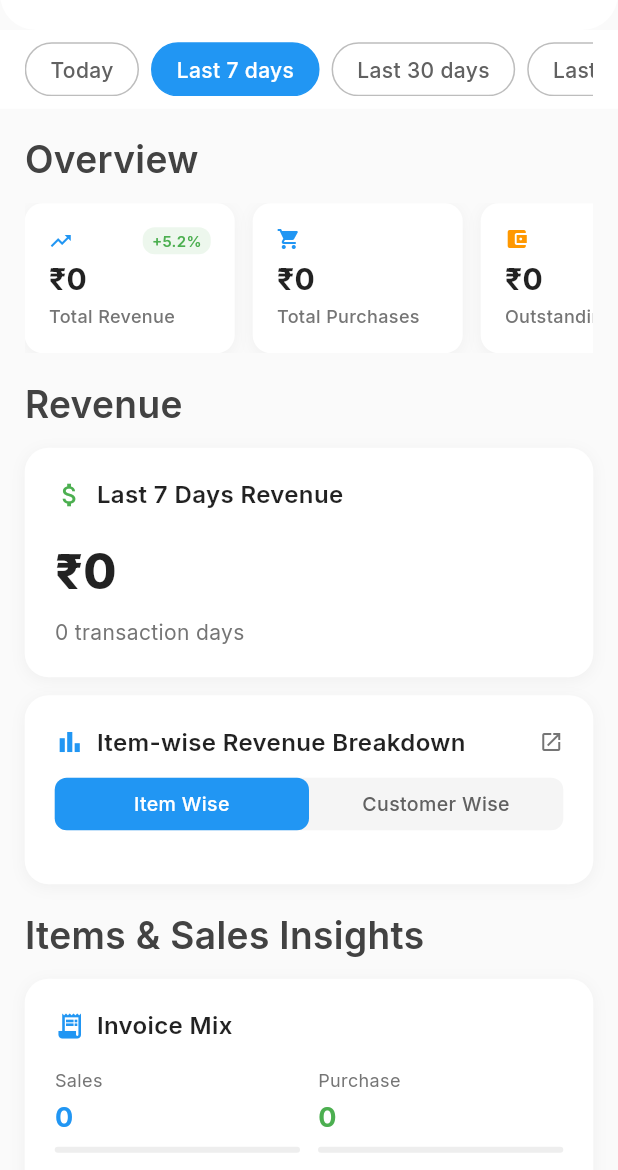
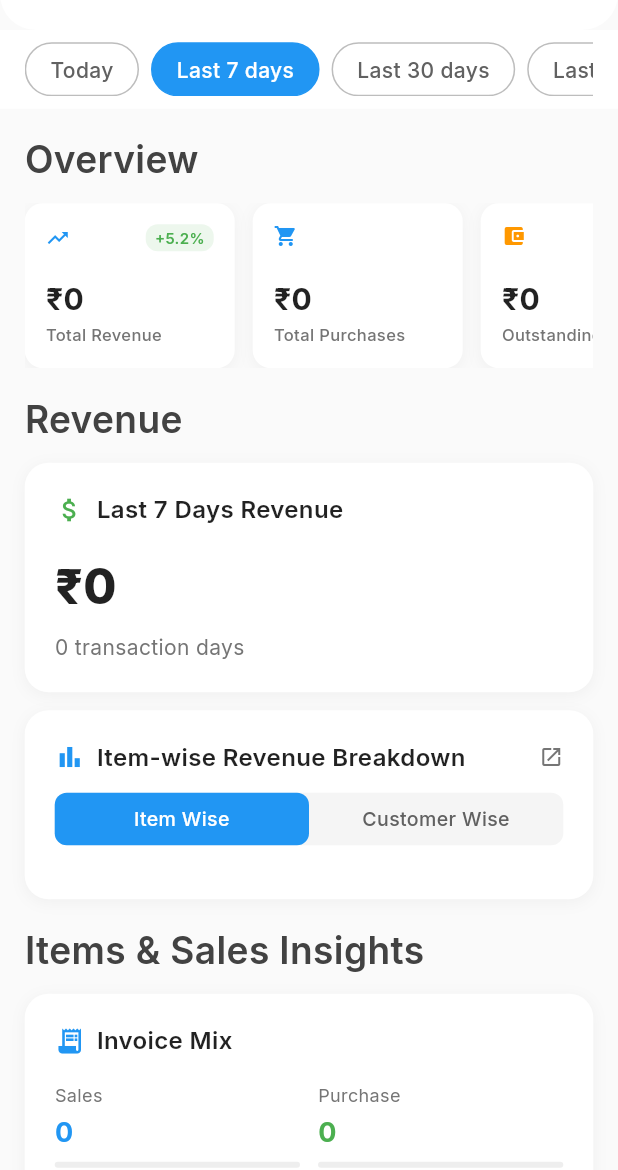
Before and after one commit to Sarthak030506/invoiceflow, a Flutter app: the AnalyticsRedesignScaffold screen opened directly, on a phone screen of 412 x 824 dp, the part 66-1236 px from its top. Run offline on Flutter 3.47's test engine with Material 3 defaults, Android fonts, the phone set to English and light mode, and no system bars; our stand-ins replace cached_network_image, cloud_firestore, contacts_service, csv, dio, file_picker and 15 more; accounts and stored records are empty.

Commit message:
fix: Resolve layout overflow in overview KPIs section
Fixed RenderFlex overflow error (13-30 pixels) in OverviewKpisSection by:
- Increased card height from 100px to 110px
- Reduced padding from 16px to 14px (saves 4px vertically)
- Replaced Spacer() widgets with MainAxisAlignment.spaceBetween for predictable spacing
- Grouped value and title texts in nested column with mainAxisSize.min
- Added maxLines and overflow handling to prevent text overflow
- Reduced title font size from 12px to 11px

This ensures all content fits within the BoxConstraints(w=108.0, h=68.0)
without overflow on smaller screens.

```diff
--- a/lib/presentation/analytics_redesign/sections/overview_kpis_section.dart
+++ b/lib/presentation/analytics_redesign/sections/overview_kpis_section.dart
@@ -35,7 +35,7 @@ class OverviewKpisSection extends StatelessWidget {
           SizedBox(height: 12),
           isLoading
               ? Container(
-                  height: 100,
+                  height: 110,
                   child: ListView(
                     scrollDirection: Axis.horizontal,
                     padding: EdgeInsets.zero,
@@ -65,7 +65,7 @@ class OverviewKpisSection extends StatelessWidget {
                 )
               : Container(
                   key: const Key('compactKpiCards'),
-                  height: 100,
+                  height: 110,
                   child: ListView(
                     scrollDirection: Axis.horizontal,
                     padding: EdgeInsets.zero,
@@ -123,7 +123,7 @@ class OverviewKpisSection extends StatelessWidget {
       onTap: onTap,
       child: Container(
         width: 140,
-        padding: const EdgeInsets.all(16),
+        padding: const EdgeInsets.all(14),
         decoration: BoxDecoration(
           color: Colors.white,
           borderRadius: BorderRadius.circular(12),
@@ -137,6 +137,7 @@ class OverviewKpisSection extends StatelessWidget {
         ),
         child: Column(
           crossAxisAlignment: CrossAxisAlignment.start,
+          mainAxisAlignment: MainAxisAlignment.spaceBetween,
           children: [
             Row(
               children: [
@@ -149,7 +150,10 @@ class OverviewKpisSection extends StatelessWidget {
                 if (delta != null) _buildDeltaBadge(delta),
               ],
             ),
-            const Spacer(),
+            Column(
+              crossAxisAlignment: CrossAxisAlignment.start,
+              mainAxisSize: MainAxisSize.min,
+              children: [
                 Text(
                   value,
                   style: const TextStyle(
@@ -157,15 +161,21 @@ class OverviewKpisSection extends StatelessWidget {
                     fontWeight: FontWeight.w700,
                     color: Colors.black87,
                   ),
+                  maxLines: 1,
+                  overflow: TextOverflow.ellipsis,
                 ),
                 const SizedBox(height: 2),
                 Text(
                   title,
                   style: TextStyle(
-                fontSize: 12,
+                    fontSize: 11,
                     color: Colors.grey.shade600,
                     fontWeight: FontWeight.w500,
                   ),
+                  maxLines: 1,
+                  overflow: TextOverflow.ellipsis,
+                ),
+              ],
             ),
           ],
         ),
```
Lines whose indentation alone changed are shown as unchanged.
